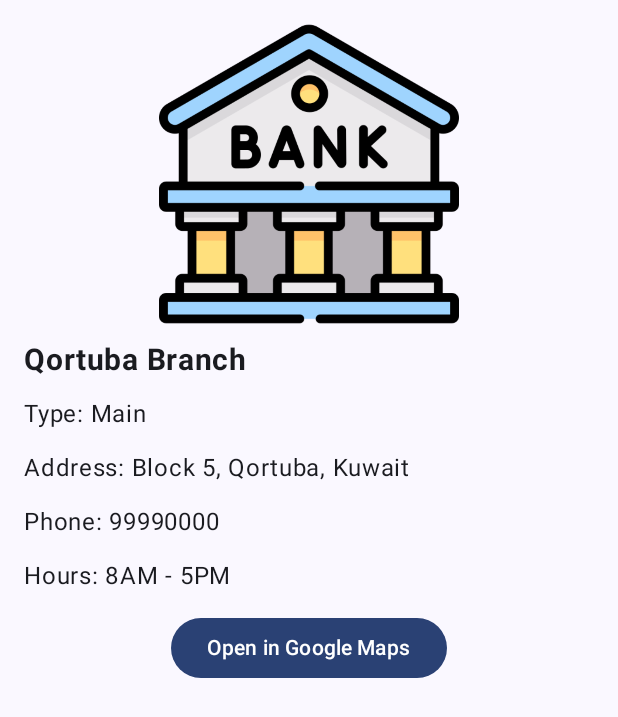
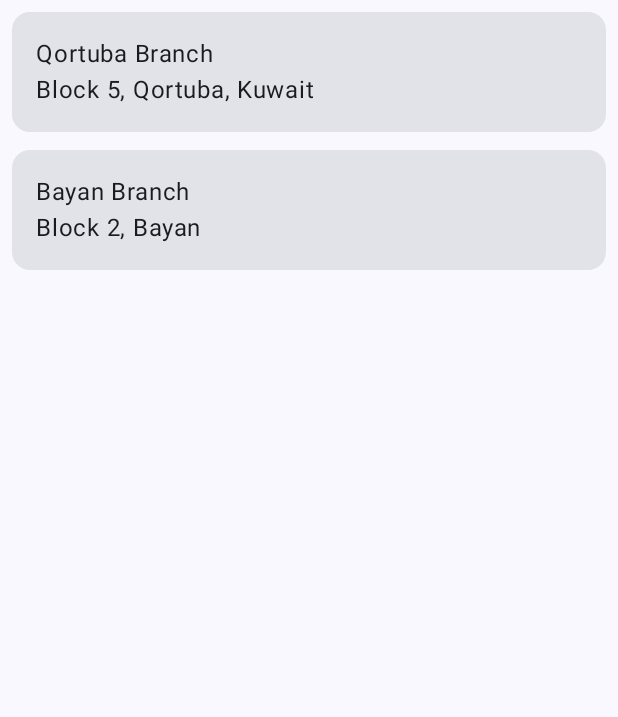
Before and after one commit to Njjoodd/MiniProject, an Android app built with Jetpack Compose: the screen it shows after launch (MainActivity), on a phone screen of 412 x 824 dp. Shown: the top 717 px of the screen. Run offline under Robolectric (Android 15) with nearby library versions, the phone set to English and light mode, and no system bars.

```diff
--- a/app/build.gradle.kts
+++ b/app/build.gradle.kts
@@ -49,6 +49,7 @@ dependencies {
     implementation(libs.androidx.ui.graphics)
     implementation(libs.androidx.ui.tooling.preview)
     implementation(libs.androidx.material3)
+    implementation("androidx.navigation:navigation-compose:2.7.6")
     testImplementation(libs.junit)
     androidTestImplementation(libs.androidx.junit)
     androidTestImplementation(libs.androidx.espresso.core)
--- a/app/src/main/java/com/first/miniproject/MainActivity.kt
+++ b/app/src/main/java/com/first/miniproject/MainActivity.kt
@@ -1,71 +1,22 @@
 package com.first.miniproject
 
-import androidx.compose.foundation.Image
-import androidx.compose.ui.res.painterResource
-import androidx.compose.ui.platform.LocalUriHandler
-import androidx.compose.ui.Alignment
-import androidx.compose.ui.unit.sp
-import androidx.compose.ui.text.font.FontWeight
+import com.first.miniproject.ui.components.BranchesList
 import android.os.Bundle
 import androidx.activity.ComponentActivity
 import androidx.activity.compose.setContent
 import androidx.activity.enableEdgeToEdge
-import androidx.compose.foundation.layout.Arrangement
-import androidx.compose.foundation.layout.Column
 import androidx.compose.foundation.layout.fillMaxSize
-import androidx.compose.foundation.layout.fillMaxWidth
-import androidx.compose.foundation.layout.height
 import androidx.compose.foundation.layout.padding
-import androidx.compose.foundation.lazy.LazyColumn
-import androidx.compose.foundation.lazy.items
-import androidx.compose.material3.Button
 import androidx.compose.material3.Scaffold
-import androidx.compose.material3.Text
-import androidx.compose.runtime.Composable
 import androidx.compose.ui.Modifier
-import androidx.compose.ui.tooling.preview.Preview
-import androidx.compose.ui.unit.dp
+import com.first.miniproject.model.Branch
+import com.first.miniproject.model.BranchType
+import androidx.navigation.compose.NavHost
+import androidx.navigation.compose.composable
+import androidx.navigation.compose.rememberNavController
+import com.first.miniproject.ui.components.BranchCard
+import com.first.miniproject.ui.screens.BranchDetails
 import com.first.miniproject.ui.theme.MiniProjectTheme
-
-enum class BranchType(val displayName: String) {
-    MAIN("Main"),
-    ATM("ATM"),
-    SERVICE("Service"),
-    OTHER("Other")
-}
-data class Branch(
-    val id: Int,
-    val name: String,
-    val type: BranchType,
-    val address: String,
-    val phone: String,
-    val hours: String,
-    val locationUrl: String,
-    val imageUri: Int? = null
-)
-
-val branchesList = listOf(
-    Branch(
-        id = 1,
-        name = "Qortuba Branch",
-        type = BranchType.MAIN,
-        address = "Block 5, Qortuba, Kuwait",
-        phone = "99990000",
-        hours = "8AM - 5PM",
-        locationUrl = "https://maps.google.com",
-        imageUri = null
-    ),
-    Branch(
-        id = 2,
-        name = "Bayan Branch",
-        type = BranchType.ATM,
-        address = "Block 2, Bayan",
-        phone = "00009999",
-        hours = "Open 24/7",
-        locationUrl = "https://maps.google.com",
-        imageUri = null
-    )
-)
 
 class MainActivity : ComponentActivity() {
     override fun onCreate(savedInstanceState: Bundle?) {
@@ -74,86 +25,55 @@ class MainActivity : ComponentActivity() {
         setContent {
             MiniProjectTheme {
                 Scaffold(modifier = Modifier.fillMaxSize()) { innerPadding ->
-                   // BranchesList(
-//                        branches = branchesList,
-//                        modifier = Modifier.padding(innerPadding)
-                        BranchDetails(
-                            branch = branchesList[0],
-                            modifier = Modifier.padding(innerPadding)
+                    val dummyBranches = listOf(
+                        Branch(
+                            id = 1,
+                            name = "Qortuba Branch",
+                            type = BranchType.MAIN,
+                            address = "Block 5, Qortuba, Kuwait",
+                            phone = "99990000",
+                            hours = "8AM - 5PM",
+                            locationUrl = "https://maps.google.com"
+                        ),
+                        Branch(
+                            id = 2,
+                            name = "Bayan Branch",
+                            type = BranchType.ATM,
+                            address = "Block 2, Bayan",
+                            phone = "99900000",
+                            hours = "Open 24/7",
+                            locationUrl = "https://maps.google.com"
                         )
+                    )
 
-                  //  )
+                    val navController = rememberNavController()
+
+                    NavHost(
+                        navController = navController,
+                        startDestination = "branchList",
+                        modifier = Modifier.padding(innerPadding)
+                    ) {
+                        composable("branchList") {
+                            BranchesList(
+                                branches = dummyBranches,
+                                onItemClicked = { branchId ->
+                                    navController.navigate("branchDetails/$branchId")
+                                }
+                            )
+                        }
+
+                        composable("branchDetails/{branchId}") { backStackEntry ->
+                            val branchId =
+                                backStackEntry.arguments?.getString("branchId")?.toIntOrNull()
+                            val branch = dummyBranches.find { it.id == branchId }
+
+                            branch?.let {
+                                BranchDetails(branch = it)
+                            }
+                        }
+                    }
                 }
             }
         }
     }
 }
-
-@Composable
-fun BranchesList(branches: List<Branch>, modifier: Modifier = Modifier) {
-    LazyColumn(modifier = modifier.padding(8.dp),
-        verticalArrangement = Arrangement.spacedBy(10.dp)) {
-        items(branches) { branch ->
-            BranchCard(branch = branch)
-        }
-    }
-}
-
-@Composable
-fun BranchCard(branch: Branch, modifier: Modifier = Modifier) {
-    androidx.compose.material3.Card(
-        modifier = modifier
-            .fillMaxSize()
-
-    ) {
-        Column(modifier = Modifier.padding(16.dp)) {
-            Text(text = branch.name)
-            Text(text = branch.address)
-        }
-    }
-}
-
-@Composable
-fun BranchDetails(branch: Branch, modifier: Modifier = Modifier) {
-    val uriHandler = LocalUriHandler.current
-
-    Column(
-        modifier = modifier
-            .padding(16.dp)
-            .fillMaxSize(),
-        verticalArrangement = Arrangement.spacedBy(12.dp)
-    ) {
-        // Show image or fallback placeholder
-        val image = branch.imageUri ?: R.drawable.placeholder_branch
-        Image(
-            painter = painterResource(id = image),
-            contentDescription = "Branch Image",
-            modifier = Modifier
-                .fillMaxWidth()
-                .height(200.dp)
-        )
-
-        Text(text = branch.name, fontSize = 20.sp, fontWeight = FontWeight.Bold)
-        Text(text = "Type: ${branch.type.displayName}")
-        Text(text = "Address: ${branch.address}")
-        Text(text = "Phone: ${branch.phone}")
-        Text(text = "Hours: ${branch.hours}")
-
-        Button(
-            onClick = { uriHandler.openUri(branch.locationUrl) },
-            modifier = Modifier.align(Alignment.CenterHorizontally)
-        ) {
-            Text("Open in Google Maps")
-        }
-    }
-}
-
-
-
-@Preview(showBackground = true)
-@Composable
-fun GreetingPreview() {
-    MiniProjectTheme {
-
-    }
-}
--- /dev/null
+++ b/app/src/main/java/com/first/miniproject/model/Branch.kt
@@ -0,0 +1,19 @@
+package com.first.miniproject.model
+
+enum class BranchType(val displayName: String) {
+    MAIN("Main"),
+    ATM("ATM"),
+    SERVICE("Service"),
+    OTHER("Other")
+}
+
+data class Branch(
+    val id: Int,
+    val name: String,
+    val type: BranchType,
+    val address: String,
+    val phone: String,
+    val hours: String,
+    val locationUrl: String,
+    val imageUri: Int? = null
+)
--- /dev/null
+++ b/app/src/main/java/com/first/miniproject/ui/components/BranchCard.kt
@@ -0,0 +1,32 @@
+package com.first.miniproject.ui.components
+
+
+import androidx.compose.foundation.clickable
+import androidx.compose.foundation.layout.Column
+import androidx.compose.foundation.layout.fillMaxWidth
+import androidx.compose.foundation.layout.padding
+import androidx.compose.material3.Card
+import androidx.compose.material3.Text
+import androidx.compose.runtime.Composable
+import androidx.compose.ui.Modifier
+import androidx.compose.ui.unit.dp
+import com.first.miniproject.model.Branch
+
+@Composable
+fun BranchCard(
+    branch: Branch,
+    modifier: Modifier = Modifier,
+    onClick: () -> Unit = {}
+) {
+    Card(
+        modifier = modifier
+            .fillMaxWidth()
+            .clickable { onClick() }
+            .padding(4.dp)
+    ) {
+        Column(modifier = Modifier.padding(16.dp)) {
+            Text(text = branch.name)
+            Text(text = branch.address)
+        }
+    }
+}
--- /dev/null
+++ b/app/src/main/java/com/first/miniproject/ui/components/BranchesList.kt
@@ -0,0 +1,26 @@
+package com.first.miniproject.ui.components
+
+import androidx.compose.foundation.layout.Arrangement
+import androidx.compose.foundation.layout.padding
+import androidx.compose.foundation.lazy.LazyColumn
+import androidx.compose.foundation.lazy.items
+import androidx.compose.runtime.Composable
+import androidx.compose.ui.Modifier
+import androidx.compose.ui.unit.dp
+import com.first.miniproject.model.Branch
+
+@Composable
+fun BranchesList(
+    branches: List<Branch>,
+    modifier: Modifier = Modifier,
+    onItemClicked: (Int) -> Unit = {}
+) {
+    LazyColumn(
+        modifier = modifier.padding(4.dp),
+        verticalArrangement = Arrangement.spacedBy(4.dp)
+    ) {
+        items(branches) { branch ->
+            BranchCard(branch = branch, onClick = { onItemClicked(branch.id) })
+        }
+    }
+}
```
Also changed, not shown: app/src/main/java/com/first/miniproject/ui/screens/BranchDetails.kt (added, +51 -0 lines).
